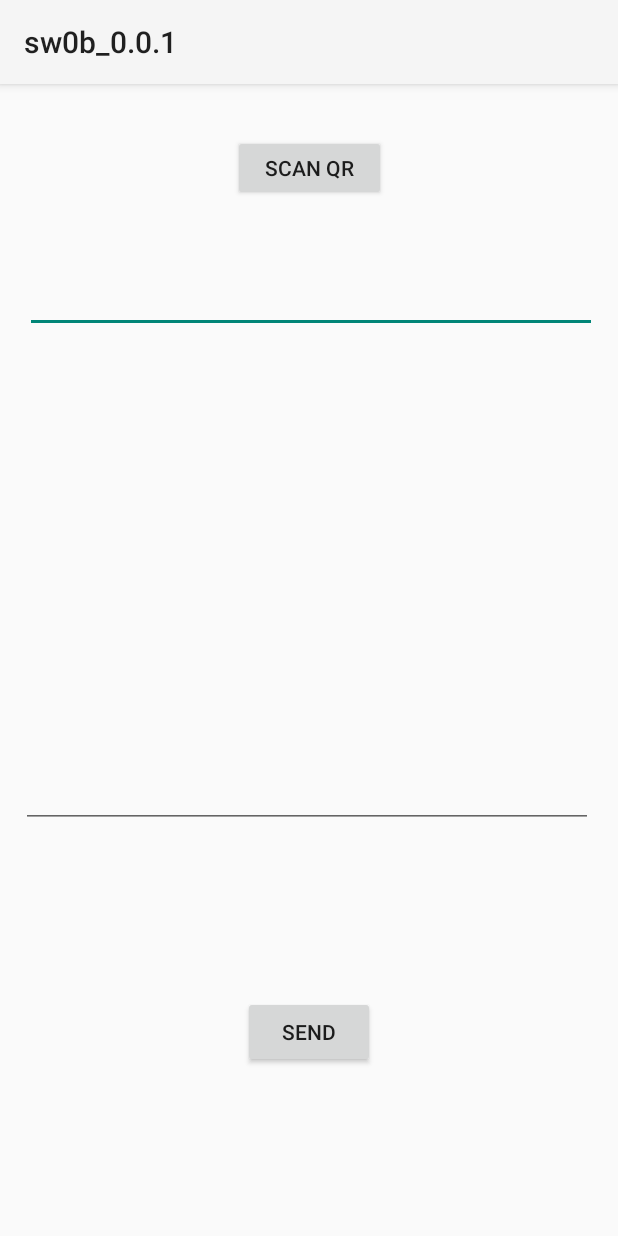
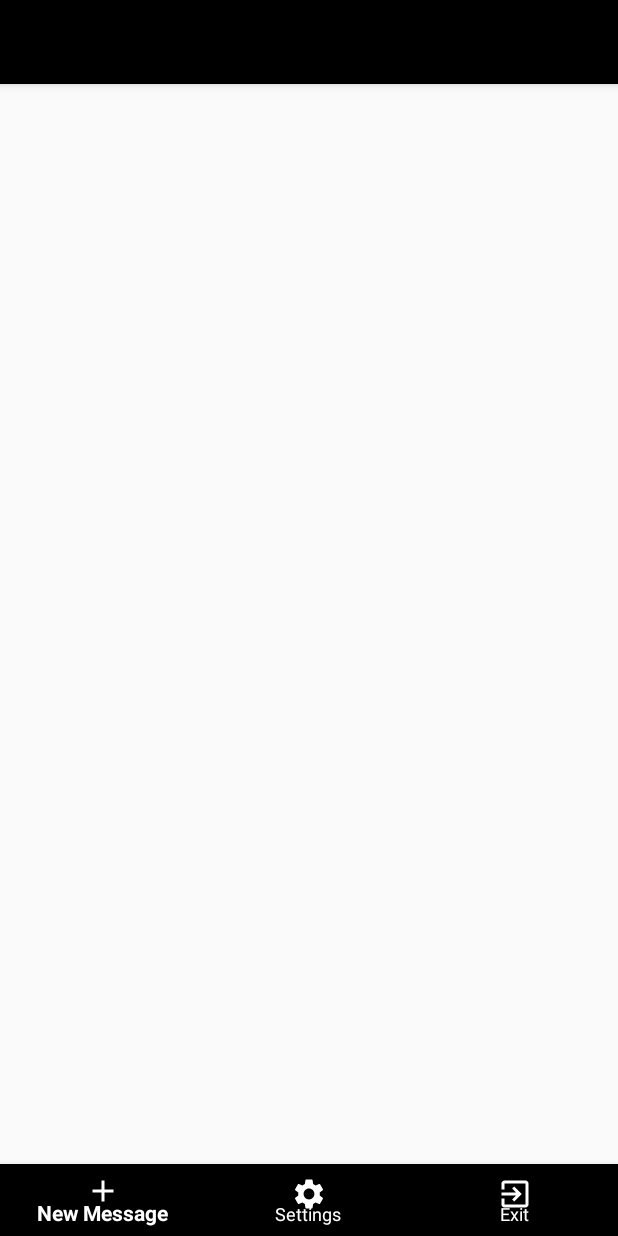
Before and after one commit to smswithoutborders/SMSWithoutBorders-App-Android, an Android app: the screen it shows after launch (MainActivity before the commit, platforms after it), after a tap on "ENTER", on a phone screen of 412 x 824 dp. Run offline under Robolectric (Android 15) with nearby library versions, the light colour scheme and no system bars.

Commit message:
Update: Buttom navigation added with toolbars and navigation comes from app screen into main screen. Now to make sure the back button does not take back to the login screen.

```diff
--- a/app/build.gradle
+++ b/app/build.gradle
@@ -41,6 +41,7 @@ dependencies {
     androidTestImplementation 'androidx.test.espresso:espresso-core:3.3.0'
 
 
-    implementation 'com.google.android.gms:play-services-vision:11.8.0'
+    implementation 'com.google.android.gms:play-services-vision:20.1.3'
+    implementation 'com.android.support:design:27.0.2'
 
 }
--- a/app/src/main/AndroidManifest.xml
+++ b/app/src/main/AndroidManifest.xml
@@ -8,18 +8,20 @@
     <uses-feature android:name="android.hardware.camera" />
     <uses-feature android:name="android.hardware.camera.autofocus" />
 
+
     <meta-data
         android:name="com.google.android.gms.vision.DEPENDENCIES"
         android:value="barcode" />
 
     <application
+        android:theme="@style/Theme.AppCompat.Light.NoActionBar"
         android:allowBackup="true"
         android:icon="@mipmap/ic_launcher"
         android:label="@string/app_name"
         android:roundIcon="@mipmap/ic_launcher_round"
-        android:supportsRtl="true"
-        android:theme="@style/Theme.AppCompat.Light">
-        <activity android:name=".MainActivity"></activity>
+        android:supportsRtl="true">
+        <activity android:name=".platforms"/>
+        <activity android:name=".sendMessageActivity" />
         <activity android:name=".qrscanner" />
         <activity android:name=".Login">
             <intent-filter>
--- a/app/src/main/java/com/example/sw0b_001/Login.java
+++ b/app/src/main/java/com/example/sw0b_001/Login.java
@@ -24,7 +24,7 @@ public class Login extends AppCompatActivity {
         System.out.println("[+] Phonenumber:" + phonenumber.getText().toString());
         System.out.println("[+] Password: " + password.getText().toString());
 
-        Intent intent = new Intent(this, MainActivity.class);
+        Intent intent = new Intent(this, platforms.class);
         startActivity(intent);
     }
 }
--- /dev/null
+++ b/app/src/main/java/com/example/sw0b_001/platforms.java
@@ -0,0 +1,14 @@
+package com.example.sw0b_001;
+
+import androidx.appcompat.app.AppCompatActivity;
+
+import android.os.Bundle;
+
+public class platforms extends AppCompatActivity {
+
+    @Override
+    protected void onCreate(Bundle savedInstanceState) {
+        super.onCreate(savedInstanceState);
+        setContentView(R.layout.activity_platforms);
+    }
+}
--- a/app/src/main/java/com/example/sw0b_001/MainActivity.java
+++ b/app/src/main/java/com/example/sw0b_001/sendMessageActivity.java
@@ -14,14 +14,14 @@ import android.widget.Button;
 import android.widget.EditText;
 import android.widget.Toast;
 
-public class MainActivity extends AppCompatActivity {
+public class sendMessageActivity extends AppCompatActivity {
 
     public static final String EXTRA_MESSAGE = "com.example.sw0b_001.MESSAGE";
 
     @Override
     protected void onCreate(Bundle savedInstanceState) {
         super.onCreate(savedInstanceState);
-        setContentView(R.layout.activity_main);
+        setContentView(R.layout.activity_sendmessage);
 
         Button sendBtn = findViewById(R.id.sendBtn);
         sendBtn.setEnabled(false);
--- /dev/null
+++ b/app/src/main/res/drawable/logout.xml
@@ -0,0 +1,10 @@
+<vector xmlns:android="http://schemas.android.com/apk/res/android"
+    android:width="24dp"
+    android:height="24dp"
+    android:viewportWidth="24"
+    android:viewportHeight="24"
+    android:tint="?attr/colorControlNormal">
+  <path
+      android:fillColor="@android:color/white"
+      android:pathData="M10.09,15.59L11.5,17l5,-5 -5,-5 -1.41,1.41L12.67,11H3v2h9.67l-2.58,2.59zM19,3H5c-1.11,0 -2,0.9 -2,2v4h2V5h14v14H5v-4H3v4c0,1.1 0.89,2 2,2h14c1.1,0 2,-0.9 2,-2V5c0,-1.1 -0.9,-2 -2,-2z"/>
+</vector>
--- /dev/null
+++ b/app/src/main/res/drawable/new_message.xml
@@ -0,0 +1,10 @@
+<vector xmlns:android="http://schemas.android.com/apk/res/android"
+    android:width="24dp"
+    android:height="24dp"
+    android:viewportWidth="24"
+    android:viewportHeight="24"
+    android:tint="?attr/colorControlNormal">
+  <path
+      android:fillColor="@android:color/white"
+      android:pathData="M19,13h-6v6h-2v-6H5v-2h6V5h2v6h6v2z"/>
+</vector>
--- /dev/null
+++ b/app/src/main/res/drawable/settings.xml
@@ -0,0 +1,10 @@
+<vector xmlns:android="http://schemas.android.com/apk/res/android"
+    android:width="24dp"
+    android:height="24dp"
+    android:viewportWidth="24"
+    android:viewportHeight="24"
+    android:tint="?attr/colorControlNormal">
+  <path
+      android:fillColor="@android:color/white"
+      android:pathData="M19.14,12.94c0.04,-0.3 0.06,-0.61 0.06,-0.94c0,-0.32 -0.02,-0.64 -0.07,-0.94l2.03,-1.58c0.18,-0.14 0.23,-0.41 0.12,-0.61l-1.92,-3.32c-0.12,-0.22 -0.37,-0.29 -0.59,-0.22l-2.39,0.96c-0.5,-0.38 -1.03,-0.7 -1.62,-0.94L14.4,2.81c-0.04,-0.24 -0.24,-0.41 -0.48,-0.41h-3.84c-0.24,0 -0.43,0.17 -0.47,0.41L9.25,5.35C8.66,5.59 8.12,5.92 7.63,6.29L5.24,5.33c-0.22,-0.08 -0.47,0 -0.59,0.22L2.74,8.87C2.62,9.08 2.66,9.34 2.86,9.48l2.03,1.58C4.84,11.36 4.8,11.69 4.8,12s0.02,0.64 0.07,0.94l-2.03,1.58c-0.18,0.14 -0.23,0.41 -0.12,0.61l1.92,3.32c0.12,0.22 0.37,0.29 0.59,0.22l2.39,-0.96c0.5,0.38 1.03,0.7 1.62,0.94l0.36,2.54c0.05,0.24 0.24,0.41 0.48,0.41h3.84c0.24,0 0.44,-0.17 0.47,-0.41l0.36,-2.54c0.59,-0.24 1.13,-0.56 1.62,-0.94l2.39,0.96c0.22,0.08 0.47,0 0.59,-0.22l1.92,-3.32c0.12,-0.22 0.07,-0.47 -0.12,-0.61L19.14,12.94zM12,15.6c-1.98,0 -3.6,-1.62 -3.6,-3.6s1.62,-3.6 3.6,-3.6s3.6,1.62 3.6,3.6S13.98,15.6 12,15.6z"/>
+</vector>
--- /dev/null
+++ b/app/src/main/res/layout/activity_platforms.xml
@@ -0,0 +1,39 @@
+<?xml version="1.0" encoding="utf-8"?>
+<androidx.constraintlayout.widget.ConstraintLayout xmlns:android="http://schemas.android.com/apk/res/android"
+    xmlns:app="http://schemas.android.com/apk/res-auto"
+    xmlns:tools="http://schemas.android.com/tools"
+    android:layout_width="match_parent"
+    android:layout_height="match_parent"
+    app:menu="@menu/navigation"
+    tools:context=".platforms">
+
+    <com.google.android.material.bottomnavigation.BottomNavigationView
+        android:id="@+id/bottomNavigationView"
+        android:layout_width="412dp"
+        android:layout_height="48dp"
+        app:itemIconTint="@color/white"
+        app:itemTextColor="#FFFFFF"
+        app:layout_constraintBottom_toBottomOf="parent"
+        app:layout_constraintEnd_toEndOf="parent"
+        app:layout_constraintStart_toStartOf="parent"
+        app:layout_constraintTop_toTopOf="parent"
+        app:layout_constraintVertical_bias="1.0"
+        app:menu="@menu/navigation" />
+
+    <androidx.appcompat.widget.Toolbar
+        android:id="@+id/toolbar"
+        android:layout_width="match_parent"
+        android:layout_height="wrap_content"
+        android:layout_marginBottom="627dp"
+        android:background="@color/black"
+        android:elevation="4dp"
+        android:minHeight="?attr/actionBarSize"
+        android:theme="?attr/actionBarTheme"
+        app:layout_constraintBottom_toTopOf="@+id/bottomNavigationView"
+        app:layout_constraintEnd_toEndOf="parent"
+        app:layout_constraintHorizontal_bias="0.0"
+        app:layout_constraintStart_toStartOf="parent"
+        app:layout_constraintTop_toTopOf="parent"
+        app:layout_constraintVertical_bias="0.0" />
+
+</androidx.constraintlayout.widget.ConstraintLayout>
--- a/app/src/main/res/layout/activity_main.xml
+++ b/app/src/main/res/layout/activity_sendmessage.xml
@@ -4,7 +4,7 @@
     xmlns:tools="http://schemas.android.com/tools"
     android:layout_width="match_parent"
     android:layout_height="match_parent"
-    tools:context=".MainActivity">
+    tools:context=".sendMessageActivity">
 
     <EditText
         android:id="@+id/editPhonenumber"
--- /dev/null
+++ b/app/src/main/res/menu/navigation.xml
@@ -0,0 +1,15 @@
+<?xml version="1.0" encoding="utf-8"?>
+<menu xmlns:app="http://schemas.android.com/apk/res-auto"
+    xmlns:android="http://schemas.android.com/apk/res/android">
+    <item
+        android:icon="@drawable/new_message"
+        android:title="New Message"/>
+
+    <item
+        android:icon="@drawable/settings"
+        android:title="Settings"/>
+
+    <item
+        android:icon="@drawable/logout"
+        android:title="Exit"/>
+</menu>
```
